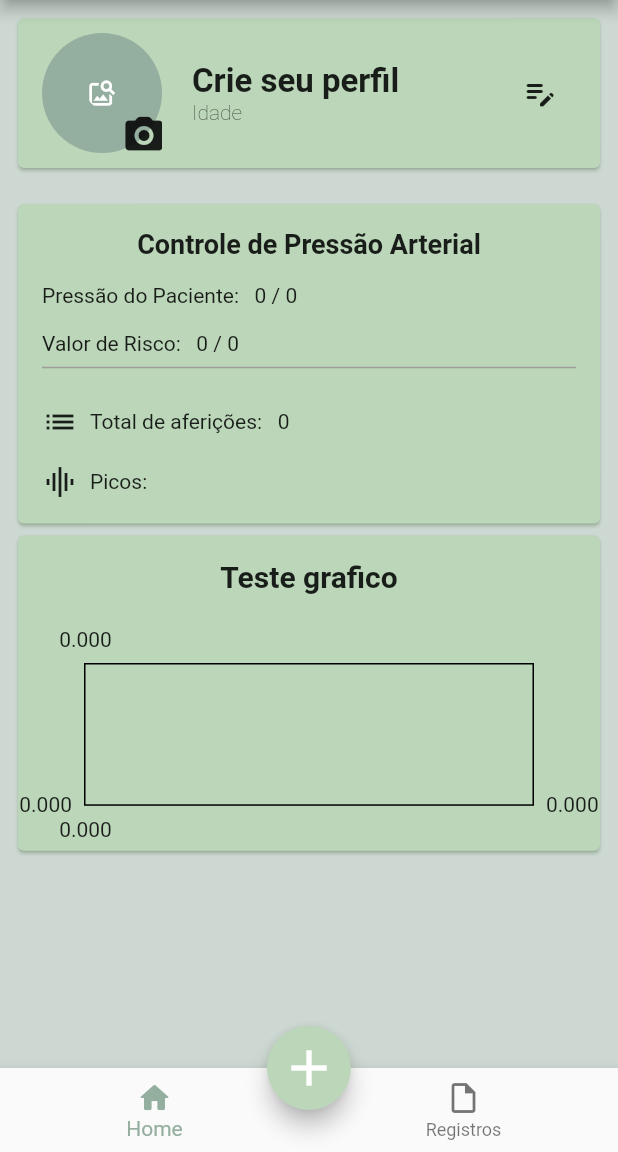
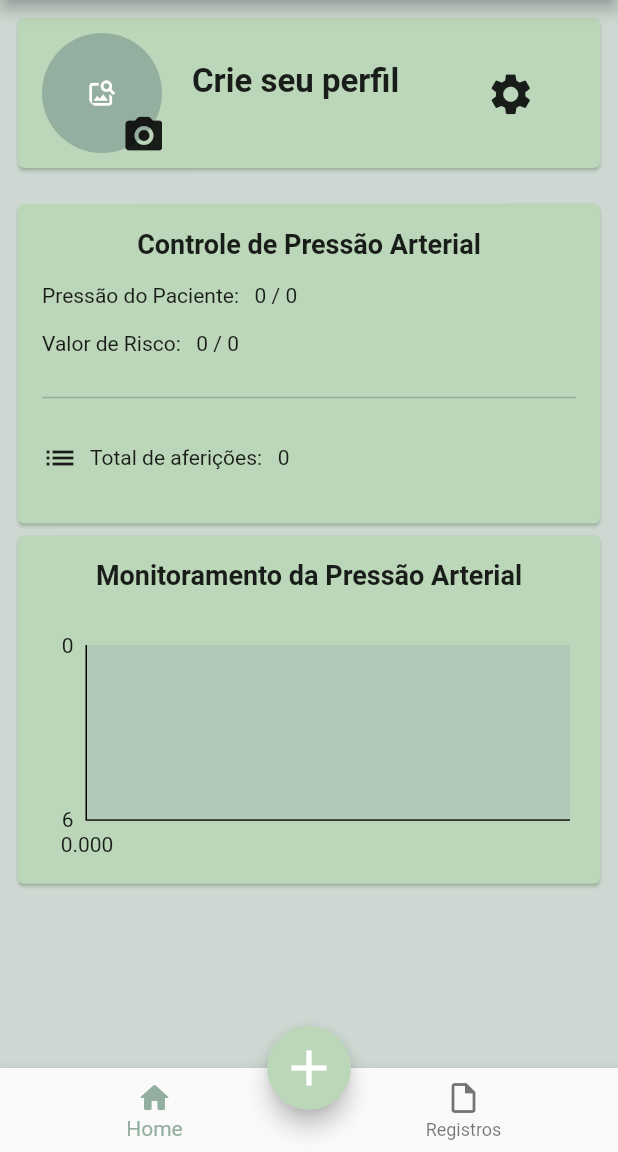
Before and after one commit to JuniorFonseca08/Monitor-Arterial, a Flutter app: the screen it shows after launch, on a phone screen of 412 x 824 dp, the part 84-1236 px from its top. Run offline on Flutter 3.47's test engine with Material 2 defaults, Android fonts, the phone set to English and light mode, and no system bars; drawn by our look-alikes of fl_chart; our stand-ins replace image_picker, shared_preferences.

Commit message:
app concluido

```diff
--- a/lib/app_widget.dart
+++ b/lib/app_widget.dart
@@ -18,7 +18,6 @@ class _MyAppState extends State<MyApp> {
   Widget build(BuildContext context) {
     storeConfig = Provider.of<ConfigProvider>(context);
     return MaterialApp(
-      title: 'Controle Arterial',
       routes: AppRoutes.routes(),
       themeMode: storeConfig.tema,
       theme: MyThemest.claro,
--- a/lib/componentes/app_bar_componente.dart
+++ b/lib/componentes/app_bar_componente.dart
@@ -14,7 +14,10 @@ class AppBarComponente extends StatelessWidget implements PreferredSizeWidget {
   @override
   Widget build(BuildContext context) {
     return AppBar(
-      title: Text(titulo),
+      title: Text(
+        titulo,
+        textAlign: TextAlign.center,
+      ),
     );
   }
 }
--- a/lib/paginas/home/abas/afazeres_tab.dart
+++ b/lib/paginas/home/abas/afazeres_tab.dart
@@ -43,10 +43,10 @@ class _AfazeresTabState extends State<AfazeresTab> {
   @override
   Widget build(BuildContext context) {
     store = Provider.of<AfazerProvider>(context);
-    final listaAfazeres = Provider.of<AfazerProvider>(context).listaAfazeres;
     final afazerEntity = Provider.of<AfazerProvider>(context).afazerEntity;
 
-    return Container(
+    return SingleChildScrollView(
+      child: Container(
         padding: const EdgeInsets.all(8),
         child: Column(crossAxisAlignment: CrossAxisAlignment.start, children: [
           Card(
@@ -77,14 +77,16 @@ class _AfazeresTabState extends State<AfazeresTab> {
                     ],
                   ),
                   const EspacamentoComponente(size: 20, isHorizontal: true),
-                Column(crossAxisAlignment: CrossAxisAlignment.start, children: [
-                  Text(store.afazerEntity.nome ?? 'Digite seu nome',
+                  Column(
+                      crossAxisAlignment: CrossAxisAlignment.start,
+                      children: [
+                        Text(store.afazerEntity.nome ?? '',
                             style: const TextStyle(
                                 fontSize: 22, fontWeight: FontWeight.w600)),
                         Text(
                             store.afazerEntity.idade != null
                                 ? '${store.afazerEntity.idade} anos'
-                          : 'Idade',
+                                : '',
                             style: const TextStyle(
                                 fontSize: 14, fontWeight: FontWeight.w200)),
                       ]),
@@ -93,8 +95,9 @@ class _AfazeresTabState extends State<AfazeresTab> {
                     onPressed: () {
                       store.modalConfiguracao(context);
                     },
-                  icon: const Icon(Icons.edit_note_rounded),
-                )
+                    icon: const Icon(Icons.settings, size: 33),
+                  ),
+                  const EspacamentoComponente(size: 20, isHorizontal: true)
                 ],
               ),
             ),
@@ -105,7 +108,8 @@ class _AfazeresTabState extends State<AfazeresTab> {
               padding: const EdgeInsets.symmetric(horizontal: 16, vertical: 16),
               child: Column(children: [
                 const Text('Controle de Pressão Arterial',
-                  style: TextStyle(fontSize: 18, fontWeight: FontWeight.bold)),
+                    style:
+                        TextStyle(fontSize: 18, fontWeight: FontWeight.bold)),
                 const EspacamentoComponente(),
                 Row(
                   children: [
@@ -120,31 +124,25 @@ class _AfazeresTabState extends State<AfazeresTab> {
                         'Valor de Risco:   ${store.afazerEntity.pressaoRiscoMax} / ${store.afazerEntity.pressaoRiscoMin}'),
                   ],
                 ),
-              const Divider(color: Colors.grey, thickness: 1),
-              const EspacamentoComponente(),
+                const EspacamentoComponente(size: 20),
+                const Divider(thickness: 1),
+                const EspacamentoComponente(size: 20),
                 Row(children: [
                   const Icon(Icons.list),
                   const SizedBox(width: 8),
                   Text('Total de aferições:   ${store.listaAfazeres.length}'),
                 ]),
                 const EspacamentoComponente(),
-              const Row(children: [
-                Icon(Icons.graphic_eq),
-                SizedBox(width: 8),
-                Text('Picos: '),
-              ]),
               ]),
             ),
           ),
-        SingleChildScrollView(
-          child: Column(children: [
           Card(
             child: Column(children: [
               const EspacamentoComponente(size: 16),
               const Text(
-                  'Teste grafico',
+                'Monitoramento da Pressão Arterial',
                 style: TextStyle(
-                    fontSize: 20,
+                  fontSize: 18,
                   fontWeight: FontWeight.bold,
                 ),
               ),
@@ -152,12 +150,11 @@ class _AfazeresTabState extends State<AfazeresTab> {
               LineGrafico(
                 pontoMax: getChartData(store.listaAfazeres, afazerEntity),
                 pontoMin: getChartData(store.listaAfazeres, afazerEntity),
-                    pontoFixo: getChartData(listaAfazeres, afazerEntity)),
-              ]),
               )
             ]),
           )
         ]),
+      ),
     );
   }
 }
--- a/lib/paginas/home/componentes/data/grafico_data.dart
+++ b/lib/paginas/home/componentes/data/grafico_data.dart
@@ -17,11 +17,13 @@ class GraficoData {
 
 List<GraficoData> getChartData(
     List<AfazerEntity> listaAfazeres, AfazerEntity afazerEntity) {
-  return listaAfazeres.mapIndexed((index, element) {
+  final reversedList = listaAfazeres.reversed.toList();
+
+  return reversedList.mapIndexed((index, element) {
     final yMax = element.pressaoMax?.toDouble() ?? 0;
     final yMin = element.pressaoMin?.toDouble() ?? 0;
     final yFixo = afazerEntity.pressaoPacienteMax?.toDouble() ?? 0;
     return GraficoData(
-        x: index.toDouble(), yMax: yMax, yMin: yMin, yFixo: yFixo);
+        x: index.toDouble() + 1, yMax: yMax, yMin: yMin, yFixo: yFixo);
   }).toList();
 }
--- a/lib/paginas/home/componentes/grafico/line_grafico.dart
+++ b/lib/paginas/home/componentes/grafico/line_grafico.dart
@@ -5,55 +5,69 @@ import 'package:fl_chart/fl_chart.dart';
 class LineGrafico extends StatelessWidget {
   final List<GraficoData> pontoMax;
   final List<GraficoData> pontoMin;
-  final List<GraficoData> pontoFixo;
 
-  const LineGrafico(
-      {super.key,
+  const LineGrafico({
+    super.key,
     required this.pontoMax,
     required this.pontoMin,
-      required this.pontoFixo});
+  });
 
   @override
   Widget build(BuildContext context) {
-    return AspectRatio(
+    return Padding(
+      padding: const EdgeInsets.all(20),
+      child: AspectRatio(
         aspectRatio: 2.5,
-      child: LineChart(LineChartData(
+        child: LineChart(
+          LineChartData(
+            backgroundColor: const Color.fromRGBO(174, 194, 182, 0.63),
+            betweenBarsData: [
+              BetweenBarsData(
+                fromIndex: 0,
+                toIndex: 1,
+                color: const Color.fromRGBO(148, 175, 159, 1),
+              )
+            ],
             lineBarsData: [
               LineChartBarData(
                   isStrokeCapRound: true,
                   isCurved: true,
                   belowBarData: BarAreaData(show: false),
-              barWidth: 5,
+                  barWidth: 3,
                   color: Colors.amber,
-              spots:
-                  pontoMax.map((point) => FlSpot(point.x, point.yMax)).toList(),
-              dotData: FlDotData(show: true)),
+                  spots: pontoMax
+                      .map((point) => FlSpot(point.x, point.yMax))
+                      .toList(),
+                  dotData: const FlDotData(show: false)),
               LineChartBarData(
                 isStrokeCapRound: true,
                 isCurved: true,
                 belowBarData: BarAreaData(show: false),
-            barWidth: 5,
+                barWidth: 3,
                 color: Colors.blue,
-            spots:
-                pontoMin.map((point) => FlSpot(point.x, point.yMin)).toList(),
-            dotData: FlDotData(show: true),
+                spots: pontoMin
+                    .map((point) => FlSpot(point.x, point.yMin))
+                    .toList(),
+                dotData: const FlDotData(show: false),
               ),
-          LineChartBarData(
-            isStrokeCapRound: true,
-            isCurved: true,
-            belowBarData: BarAreaData(show: false),
-            barWidth: 5,
-            color: Colors.red,
-            spots:
-                pontoFixo.map((point) => FlSpot(point.x, point.yFixo)).toList(),
-            dotData: FlDotData(show: true),
-          )
             ],
-        minY: 0,
-        titlesData: FlTitlesData(show: true),
-        borderData: FlBorderData(show: true),
-        gridData: FlGridData(show: true),
-      )),
+            minY: 6,
+            titlesData: const FlTitlesData(
+              bottomTitles: AxisTitles(
+                  sideTitles: SideTitles(showTitles: true, interval: 1)),
+              leftTitles: AxisTitles(
+                  sideTitles: SideTitles(
+                      reservedSize: 25, showTitles: true, interval: 2)),
+              topTitles: AxisTitles(sideTitles: SideTitles(showTitles: false)),
+              rightTitles:
+                  AxisTitles(sideTitles: SideTitles(showTitles: false)),
+            ),
+            borderData: FlBorderData(
+                border: const Border(bottom: BorderSide(), left: BorderSide())),
+            gridData: const FlGridData(show: false),
+          ),
+        ),
+      ),
     );
   }
 }
--- a/lib/providers/afazer_provider.dart
+++ b/lib/providers/afazer_provider.dart
@@ -96,11 +96,6 @@ class AfazerProvider with ChangeNotifier {
     );
   }
 
-  //final pressaoMax = Provider.of<AfazerEntity>(context);
-  //final data = item.data;
-  //return GraficoData(x: index.toDouble(), y: pressaoMax, data: data);
-  //}).toList();
-
   void onEditImage() async {
     final pickerService = PickerService();
     final image = await pickerService.getImage(ImageSource.gallery);
--- a/lib/services/afazer_service.dart
+++ b/lib/services/afazer_service.dart
@@ -9,7 +9,6 @@ class AfazerService {
 
   Future<void> salvar(List<AfazerEntity> itens) async {
     SharedPreferences prefs = await SharedPreferences.getInstance();
-    //String listJson = jsonEncode(itens.map((item) => item.toJson()).toList()).toString();
     String listJson = jsonEncode(itens);
     await prefs.setString(_key, listJson);
   }
--- a/lib/styles/tema_style.dart
+++ b/lib/styles/tema_style.dart
@@ -22,6 +22,7 @@ class MyThemest {
         fontSize: 20,
       ),
     ),
+    dividerColor: _light.primaryDark,
     scaffoldBackgroundColor: _light.background,
     cardTheme: CardTheme(color: _light.primary, shadowColor: _light.accent),
     primaryColorDark: _light.primaryDark,
@@ -59,6 +60,7 @@ class MyThemest {
         fontSize: 20,
       ),
     ),
+    dividerColor: _dark.primaryDark,
     scaffoldBackgroundColor: _dark.background,
     cardTheme: CardTheme(color: _dark.primary, shadowColor: _dark.accent),
     primaryColorDark: _dark.primaryDark,
```
Also changed, not shown: lib/entities/pressao_entity.dart (deleted, +0 -31 lines), lib/paginas/home/abas/registro_tab.dart (+26 -1 lines), lib/paginas/home/abas/tabela_tab.dart (added, +102 -0 lines), lib/paginas/home/componentes/configuracao_widget.dart (+43 -4 lines), lib/paginas/home/componentes/item_widget.dart (+5 -10 lines), lib/paginas/home/componentes/novo_widget.dart (+33 -4 lines), pubspec.yaml (+19 -0 lines), lib/assets/icone-app.png (added), pubspec.lock, 41 other files. Lines whose indentation alone changed are shown as unchanged.
